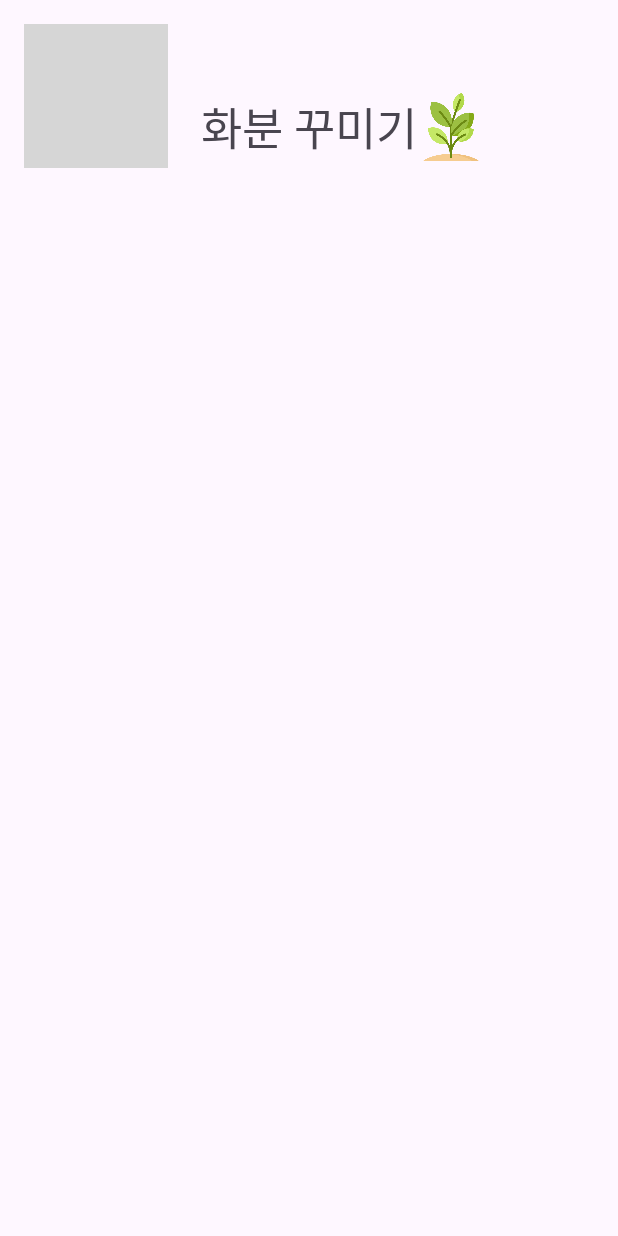
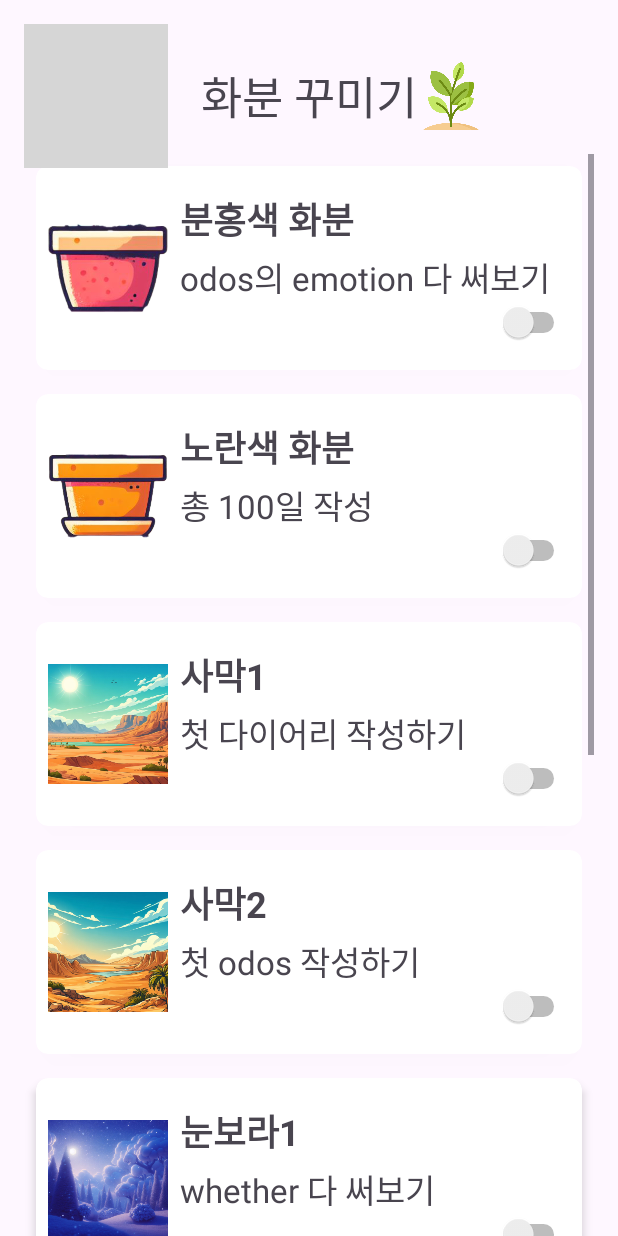
Before and after one commit to cpt-team/odos, an Android app: the PlantinfoActivity screen opened directly, with no data from a screen before it, on a phone screen of 412 x 824 dp. Run offline under Robolectric (Android 15) with nearby library versions, the phone set to English and light mode, and no system bars; grey boxes are pictures that could not be loaded.

Commit message:
화분꾸미기

```diff
--- a/app/src/main/java/com/example/cpt_odos_diary/PlantinfoActivity.kt
+++ b/app/src/main/java/com/example/cpt_odos_diary/PlantinfoActivity.kt
@@ -2,10 +2,45 @@ package com.example.cpt_odos_diary
 
 import androidx.appcompat.app.AppCompatActivity
 import android.os.Bundle
+import android.widget.ImageView
+import androidx.recyclerview.widget.LinearLayoutManager
+import androidx.recyclerview.widget.RecyclerView
 
 class PlantinfoActivity : AppCompatActivity() {
     override fun onCreate(savedInstanceState: Bundle?) {
         super.onCreate(savedInstanceState)
         setContentView(R.layout.activity_plantinfo)
+
+        val recyclerView: RecyclerView = findViewById(R.id.plantinfo_recyclerView)
+        recyclerView.layoutManager = LinearLayoutManager(this, LinearLayoutManager.VERTICAL, false)
+
+        val skinList = generateMovieList()
+
+        val adapter = PlantinfoAdpater(skinList)
+        recyclerView.adapter = adapter
+
+        val BackBtn = findViewById<ImageView>(R.id.iv_plantinfoback)
+        BackBtn.setOnClickListener {
+            finish()
+        }
+
+    }
+
+    private fun generateMovieList(): List<PlantinfoModel> {
+        val skinList = mutableListOf<PlantinfoModel>()
+
+        skinList.add(PlantinfoModel("분홍색 화분", "odos의 emotion 다 써보기", R.drawable.pinkpod))
+        skinList.add(PlantinfoModel("노란색 화분", "총 100일 작성", R.drawable.yellowpod))
+        skinList.add(PlantinfoModel("사막1", "첫 다이어리 작성하기", R.drawable.desert1))
+        skinList.add(PlantinfoModel("사막2", "첫 odos 작성하기", R.drawable.desert2))
+        skinList.add(PlantinfoModel("눈보라1", "whether 다 써보기", R.drawable.snow3))
+        skinList.add(PlantinfoModel("눈보라2", "식물 다음 단계로 성장시켜보기", R.drawable.snow5))
+        skinList.add(PlantinfoModel("눈보라3", "식물의 스킨 적용해보기", R.drawable.snow7))
+        skinList.add(PlantinfoModel("초록색 화분", "한 식물을 다 키워보기", R.drawable.greenpod))
+        skinList.add(PlantinfoModel("설산", "두 번째 식물을 키워보기", R.drawable.field2))
+        skinList.add(PlantinfoModel("눈보라4", "모든 명언 확인하기", R.drawable.snow8))
+        skinList.add(PlantinfoModel("무지개", "다이어리, odos 7개 작성하기", R.drawable.field4))
+
+        return skinList
     }
 }
--- a/app/src/main/java/com/example/cpt_odos_diary/PlantinfoAdpater.kt
+++ b/app/src/main/java/com/example/cpt_odos_diary/PlantinfoAdpater.kt
@@ -1,5 +1,6 @@
 package com.example.cpt_odos_diary
 
+import android.annotation.SuppressLint
 import android.view.LayoutInflater
 import android.view.View
 import android.view.ViewGroup
@@ -11,7 +12,7 @@ import androidx.appcompat.widget.SwitchCompat
 import androidx.cardview.widget.CardView
 import androidx.recyclerview.widget.RecyclerView
 
-class PlantinfoAdpater (private val PlantinfoList: List<PlantinfoModel>) :
+class PlantinfoAdpater (private val SkinList: List<PlantinfoModel>) :
     RecyclerView.Adapter<PlantinfoAdpater.PlantinfoViewHolder>(){
 
 
@@ -21,7 +22,8 @@ class PlantinfoAdpater (private val PlantinfoList: List<PlantinfoModel>) :
         val coverImageView: ImageView = itemView.findViewById(R.id.iv_plantinfo)
         val titleTextView: TextView = itemView.findViewById(R.id.plantinfoTitle)
         val descTextView: TextView = itemView.findViewById(R.id.plantinfoDesc)
-        val plantswitch: SwitchCompat = itemView.findViewById(R.id.plantinfoSwitch)
+        @SuppressLint("UseSwitchCompatOrMaterialCode")
+        val plantswitch: Switch = itemView.findViewById(R.id.plantinfoSwitch)
     }
 
     override fun onCreateViewHolder(parent: ViewGroup, viewType: Int): PlantinfoViewHolder {
@@ -30,11 +32,13 @@ class PlantinfoAdpater (private val PlantinfoList: List<PlantinfoModel>) :
         return PlantinfoViewHolder(itemView)
     }
 
-    override fun getItemCount(): Int {
-        TODO("Not yet implemented")
+    override fun onBindViewHolder(holder: PlantinfoViewHolder, position: Int) {
+        val currentSkin = SkinList[position]
+        holder.coverImageView.setImageResource(currentSkin.coverResId)
+        holder.titleTextView.text = currentSkin.title
+        holder.descTextView.text = currentSkin.desc
     }
 
-    override fun onBindViewHolder(holder: PlantinfoViewHolder, position: Int) {
-        TODO("Not yet implemented")
-    }
+    override fun getItemCount() =SkinList.size
+
 }
--- a/app/src/main/java/com/example/cpt_odos_diary/PlantinfoModel.kt
+++ b/app/src/main/java/com/example/cpt_odos_diary/PlantinfoModel.kt
@@ -2,5 +2,6 @@ package com.example.cpt_odos_diary
 
 data class PlantinfoModel (
     val title : String,
-    val desc : String
+    val desc : String,
+    val coverResId: Int
 )
--- a/app/src/main/res/layout/activity_plantinfo.xml
+++ b/app/src/main/res/layout/activity_plantinfo.xml
@@ -27,7 +27,7 @@
         app:layout_constraintEnd_toEndOf="parent"
         app:layout_constraintStart_toStartOf="parent"
         app:layout_constraintTop_toTopOf="parent"
-        app:layout_constraintVertical_bias="0.08" />
+        app:layout_constraintVertical_bias="0.053" />
 
     <ImageView
         android:layout_width="45dp"
@@ -38,14 +38,18 @@
         app:layout_constraintHorizontal_bias="0.0"
         app:layout_constraintStart_toEndOf="@+id/textView2"
         app:layout_constraintTop_toTopOf="parent"
-        app:layout_constraintVertical_bias="0.08" />
+        app:layout_constraintVertical_bias="0.053" />
 
     <androidx.recyclerview.widget.RecyclerView
-        android:id="@+id/odos_recyclerView"
-        android:layout_width="381dp"
-        android:layout_height="538dp"
+        android:id="@+id/plantinfo_recyclerView"
+        android:layout_width="match_parent"
+        android:layout_height="wrap_content"
+        android:layout_margin="16dp"
         android:scrollbars="vertical"
         app:layout_constraintBottom_toBottomOf="parent"
         app:layout_constraintEnd_toEndOf="parent"
-        app:layout_constraintStart_toStartOf="parent" />
+        app:layout_constraintHorizontal_bias="0.498"
+        app:layout_constraintStart_toStartOf="parent"
+        app:layout_constraintTop_toBottomOf="@+id/textView2"
+        app:layout_constraintVertical_bias="0.002" />
 </androidx.constraintlayout.widget.ConstraintLayout>
--- a/app/src/main/res/layout/fragment_plant.xml
+++ b/app/src/main/res/layout/fragment_plant.xml
@@ -64,7 +64,7 @@
         android:id="@+id/plant"
         android:layout_width="wrap_content"
         android:layout_height="wrap_content"
-        android:src="@drawable/tulip5"
+        android:src="@drawable/gypsophila_white1"
         app:layout_constraintBottom_toTopOf="@+id/pod"
         app:layout_constraintEnd_toEndOf="@+id/background"
         app:layout_constraintHorizontal_bias="0.497"
--- a/app/src/main/res/layout/item_plantinfo.xml
+++ b/app/src/main/res/layout/item_plantinfo.xml
@@ -1,6 +1,7 @@
 <androidx.cardview.widget.CardView
     xmlns:android="http://schemas.android.com/apk/res/android"
     xmlns:card_view="http://schemas.android.com/apk/res-auto"
+    xmlns:tools="http://schemas.android.com/tools"
     android:layout_width="match_parent"
     android:layout_height="wrap_content"
     android:id="@+id/plantinfocardView"
@@ -28,7 +29,8 @@
             android:layout_height="wrap_content"
             android:layout_weight="1"
             android:layout_gravity="center"
-            android:orientation="vertical">
+            android:orientation="vertical"
+            tools:ignore="UseSwitchCompatOrMaterialXml">
 
             <TextView
                 android:id="@+id/plantinfoTitle"
@@ -44,13 +46,20 @@
                 android:layout_height="wrap_content"
                 android:textSize="22sp"/>
 
-
+            <!-- 주석 내용
             <androidx.appcompat.widget.SwitchCompat
                 android:id="@+id/plantinfoSwitch"
                 android:layout_width="wrap_content"
                 android:layout_height="wrap_content"
                 android:layout_gravity="right"/>
+                -->
 
+            <Switch
+                android:id="@+id/plantinfoSwitch"
+                android:layout_width="wrap_content"
+                android:layout_height="wrap_content"
+                android:layout_gravity="right"
+                tools:ignore="RtlHardcoded" />
 
         </LinearLayout>
     </LinearLayout>
--- a/app/src/main/res/layout/odos_item.xml
+++ b/app/src/main/res/layout/odos_item.xml
@@ -30,9 +30,8 @@
 
                     <TextView
                         android:id="@+id/content"
-                        android:layout_width="0dp"
+                        android:layout_width="wrap_content"
                         android:layout_height="wrap_content"
-                        android:layout_weight="1"
                         android:textSize="20sp"/>
 
                     <ImageView
```
Also changed, not shown: app/src/main/res/layout/fragment_odos.xml (+20 -1 lines), app/src/main/res/drawable/arrowleft.png (added), app/src/main/res/drawable/arrowright.png (added), app/src/main/res/drawable/chrysanthemum1.png, app/src/main/res/drawable/gypsophila_purple1.png, app/src/main/res/drawable/gypsophila_white1.png.
